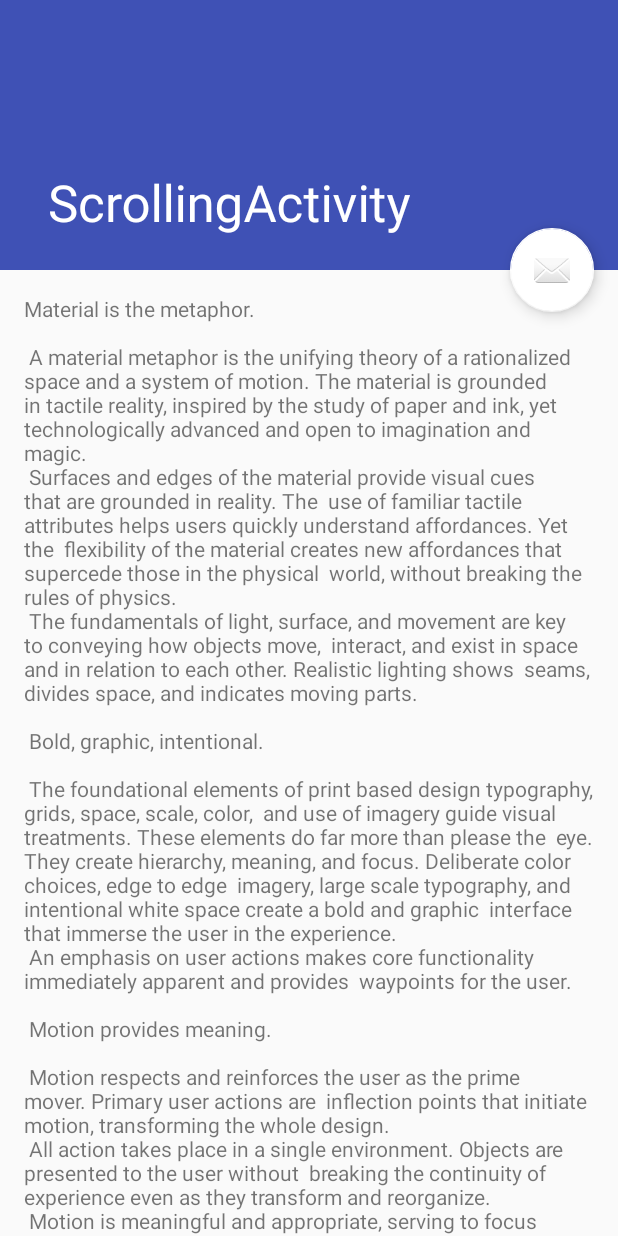
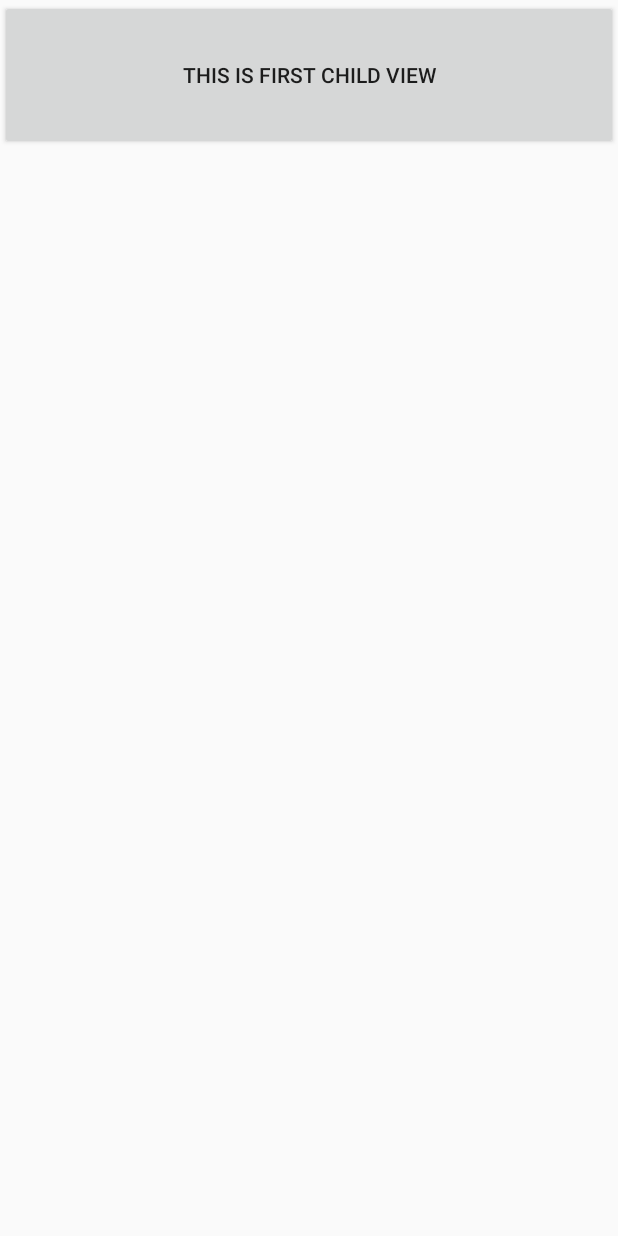
Before and after one commit to guandiku/kotlinSample, an Android app: the screen it shows after launch (ScrollingActivity), on a phone screen of 412 x 824 dp. Run offline under Robolectric (Android 15) with nearby library versions, the phone set to English and light mode, and no system bars.

Commit message:
测试代码

```diff
--- /dev/null
+++ b/app/src/main/java/com/xiamen/www/myapplication3/kotlin/myview/scrollmyselfview/ScrollerLayout.java
@@ -0,0 +1,147 @@
+package com.xiamen.www.myapplication3.kotlin.myview.scrollmyselfview;
+
+import android.annotation.SuppressLint;
+import android.content.Context;
+import android.support.v4.view.ViewConfigurationCompat;
+import android.util.AttributeSet;
+import android.view.MotionEvent;
+import android.view.View;
+import android.view.ViewConfiguration;
+import android.view.ViewGroup;
+import android.widget.Scroller;
+
+/**
+ * Created by White on 2018/5/11.
+ */
+
+public class ScrollerLayout extends ViewGroup {
+    /**
+     * 用于完成滚动操作的实例
+     */
+    private Scroller mScroller;
+
+    /**
+     * 判定为拖动的最小移动像素数
+     */
+    private int mTouchSlop;
+
+    /**
+     * 手机按下时的屏幕坐标
+     */
+    private float mXDown;
+
+    /**
+     * 手机当时所处的屏幕坐标
+     */
+    private float mXMove;
+
+    /**
+     * 上次触发ACTION_MOVE事件时的屏幕坐标
+     */
+    private float mXLastMove;
+
+    /**
+     * 界面可滚动的左边界
+     */
+    private int leftBorder;
+
+    /**
+     * 界面可滚动的右边界
+     */
+    private int rightBorder;
+
+    public ScrollerLayout(Context context, AttributeSet attrs) {
+        super(context, attrs);
+        // 第一步，创建Scroller的实例
+        mScroller = new Scroller(context);
+        ViewConfiguration configuration = ViewConfiguration.get(context);
+        // 获取TouchSlop值
+        mTouchSlop = ViewConfigurationCompat.getScaledPagingTouchSlop(configuration);
+    }
+
+    @Override
+    protected void onMeasure(int widthMeasureSpec, int heightMeasureSpec) {
+        super.onMeasure(widthMeasureSpec, heightMeasureSpec);
+        int childCount = getChildCount();
+        for (int i = 0; i < childCount; i++) {
+            View childView = getChildAt(i);
+            // 为ScrollerLayout中的每一个子控件测量大小
+            measureChild(childView, widthMeasureSpec, heightMeasureSpec);
+        }
+    }
+
+    @Override
+    protected void onLayout(boolean changed, int l, int t, int r, int b) {
+        if (changed) {
+            int childCount = getChildCount();
+            for (int i = 0; i < childCount; i++) {
+                View childView = getChildAt(i);
+                // 为ScrollerLayout中的每一个子控件在水平方向上进行布局
+                childView.layout(i * childView.getMeasuredWidth(), 0, (i + 1) * childView.getMeasuredWidth(), childView.getMeasuredHeight());
+            }
+            // 初始化左右边界值
+            leftBorder = getChildAt(0).getLeft();
+            rightBorder = getChildAt(getChildCount() - 1).getRight();
+        }
+    }
+
+    @Override
+    public boolean onInterceptTouchEvent(MotionEvent ev) {
+        switch (ev.getAction()) {
+            case MotionEvent.ACTION_DOWN:
+                mXDown = ev.getRawX();
+                mXLastMove = mXDown;
+                break;
+            case MotionEvent.ACTION_MOVE:
+                mXMove = ev.getRawX();
+                float diff = Math.abs(mXMove - mXDown);
+                mXLastMove = mXMove;
+                // 当手指拖动值大于TouchSlop值时，认为应该进行滚动，拦截子控件的事件
+                if (diff > mTouchSlop) {
+                    return true;
+                }
+                break;
+        }
+        return super.onInterceptTouchEvent(ev);
+    }
+
+    @SuppressLint("ClickableViewAccessibility")
+    @Override
+    public boolean onTouchEvent(MotionEvent event) {
+        switch (event.getAction()) {
+            case MotionEvent.ACTION_MOVE:
+                mXMove = event.getRawX();
+                int scrolledX = (int) (mXLastMove - mXMove);
+                if (getScrollX() + scrolledX < leftBorder) {
+                    scrollTo(leftBorder, 0);
+                    return true;
+                } else if (getScrollX() + getWidth() + scrolledX > rightBorder) {
+                    scrollTo(rightBorder - getWidth(), 0);
+                    return true;
+                }
+                scrollBy(scrolledX, 0);
+                mXLastMove = mXMove;
+                break;
+            case MotionEvent.ACTION_UP:
+                // 当手指抬起时，根据当前的滚动值来判定应该滚动到哪个子控件的界面
+                int targetIndex = (getScrollX() + getWidth() / 2) / getWidth();
+                int dx = targetIndex * getWidth() - getScrollX();
+                // 第二步，调用startScroll()方法来初始化滚动数据并刷新界面
+                mScroller.startScroll(getScrollX(), 0, dx, 0);
+                invalidate();
+                break;
+        }
+        return super.onTouchEvent(event);
+    }
+
+    @Override
+    public void computeScroll() {
+        // 第三步，重写computeScroll()方法，并在其内部完成平滑滚动的逻辑
+        if (mScroller.computeScrollOffset()) {
+            scrollTo(mScroller.getCurrX(), mScroller.getCurrY());
+            invalidate();
+        }
+    }
+
+
+}
--- a/app/src/main/java/com/xiamen/www/myapplication3/kotlin/myview/scrollmyselfview/ScrollingActivity.kt
+++ b/app/src/main/java/com/xiamen/www/myapplication3/kotlin/myview/scrollmyselfview/ScrollingActivity.kt
@@ -1,8 +1,8 @@
 package com.xiamen.www.myapplication3.kotlin.myview.scrollmyselfview
 
 import android.os.Bundle
-import android.support.design.widget.Snackbar
 import android.support.v7.app.AppCompatActivity
+import android.widget.Scroller
 import com.xiamen.www.myapplication3.R
 import kotlinx.android.synthetic.main.activity_scrolling2.*
 
@@ -11,10 +11,11 @@ class ScrollingActivity : AppCompatActivity() {
     override fun onCreate(savedInstanceState: Bundle?) {
         super.onCreate(savedInstanceState)
         setContentView(R.layout.activity_scrolling2)
-        setSupportActionBar(toolbar)
-        fab.setOnClickListener { view ->
-            Snackbar.make(view, "Replace with your own action", Snackbar.LENGTH_LONG)
-                    .setAction("Action", null).show()
-        }
+
+    }
+
+
+    private fun smoothScrollTo(destX:Int,destY:Int){
+
     }
 }
--- a/app/src/main/java/com/xiamen/www/myapplication3/kotlin/rxjava/rxtest/MyRxActivity.kt
+++ b/app/src/main/java/com/xiamen/www/myapplication3/kotlin/rxjava/rxtest/MyRxActivity.kt
@@ -314,6 +314,8 @@ class MyRxActivity : AppCompatActivity() {
                     println(it.id)
                 }
 
+
+
     }
 
 
--- a/app/src/main/res/layout/activity_scrolling2.xml
+++ b/app/src/main/res/layout/activity_scrolling2.xml
@@ -1,47 +1,27 @@
 <?xml version="1.0" encoding="utf-8"?>
-<android.support.design.widget.CoordinatorLayout xmlns:android="http://schemas.android.com/apk/res/android"
-    xmlns:app="http://schemas.android.com/apk/res-auto"
-    xmlns:tools="http://schemas.android.com/tools"
+<com.xiamen.www.myapplication3.kotlin.myview.scrollmyselfview.ScrollerLayout xmlns:android="http://schemas.android.com/apk/res/android"
     android:layout_width="match_parent"
     android:layout_height="match_parent"
-    android:fitsSystemWindows="true"
-    tools:context="com.xiamen.www.myapplication3.kotlin.myview.scrollmyselfview.ScrollingActivity">
+  >
 
-    <android.support.design.widget.AppBarLayout
-        android:id="@+id/app_bar"
+
+
+    <Button
         android:layout_width="match_parent"
-        android:layout_height="@dimen/app_bar_height"
-        android:fitsSystemWindows="true"
-        android:theme="@style/AppTheme.AppBarOverlay">
+        android:layout_height="100dp"
+        android:text="This is first child view"/>
 
-        <android.support.design.widget.CollapsingToolbarLayout
-            android:id="@+id/toolbar_layout"
-            android:layout_width="match_parent"
-            android:layout_height="match_parent"
-            android:fitsSystemWindows="true"
-            app:contentScrim="?attr/colorPrimary"
-            app:layout_scrollFlags="scroll|exitUntilCollapsed"
-            app:toolbarId="@+id/toolbar">
+    <Button
+        android:layout_width="match_parent"
+        android:layout_height="100dp"
+        android:text="This is second child view"/>
 
-            <android.support.v7.widget.Toolbar
-                android:id="@+id/toolbar"
-                android:layout_width="match_parent"
-                android:layout_height="?attr/actionBarSize"
-                app:layout_collapseMode="pin"
-                app:popupTheme="@style/AppTheme.PopupOverlay" />
+    <Button
+        android:layout_width="match_parent"
+        android:layout_height="100dp"
+        android:text="This is third child view"/>
 
-        </android.support.design.widget.CollapsingToolbarLayout>
-    </android.support.design.widget.AppBarLayout>
 
-    <include layout="@layout/content_scrolling2" />
 
-    <android.support.design.widget.FloatingActionButton
-        android:id="@+id/fab"
-        android:layout_width="wrap_content"
-        android:layout_height="wrap_content"
-        android:layout_margin="@dimen/fab_margin"
-        app:layout_anchor="@id/app_bar"
-        app:layout_anchorGravity="bottom|end"
-        app:srcCompat="@android:drawable/ic_dialog_email" />
 
-</android.support.design.widget.CoordinatorLayout>
+</com.xiamen.www.myapplication3.kotlin.myview.scrollmyselfview.ScrollerLayout>
--- a/app/src/main/res/layout/content_scrolling2.xml
+++ b/app/src/main/res/layout/content_scrolling2.xml
@@ -3,15 +3,12 @@
     xmlns:app="http://schemas.android.com/apk/res-auto"
     xmlns:tools="http://schemas.android.com/tools"
     android:layout_width="match_parent"
-    android:layout_height="match_parent"
+    android:layout_height="800dp"
     app:layout_behavior="@string/appbar_scrolling_view_behavior"
     tools:context="com.xiamen.www.myapplication3.kotlin.myview.scrollmyselfview.ScrollingActivity"
     tools:showIn="@layout/activity_scrolling2">
 
-    <TextView
-        android:layout_width="wrap_content"
-        android:layout_height="wrap_content"
-        android:layout_margin="@dimen/text_margin"
-        android:text="@string/large_text" />
+
+
 
 </android.support.v4.widget.NestedScrollView>
```
